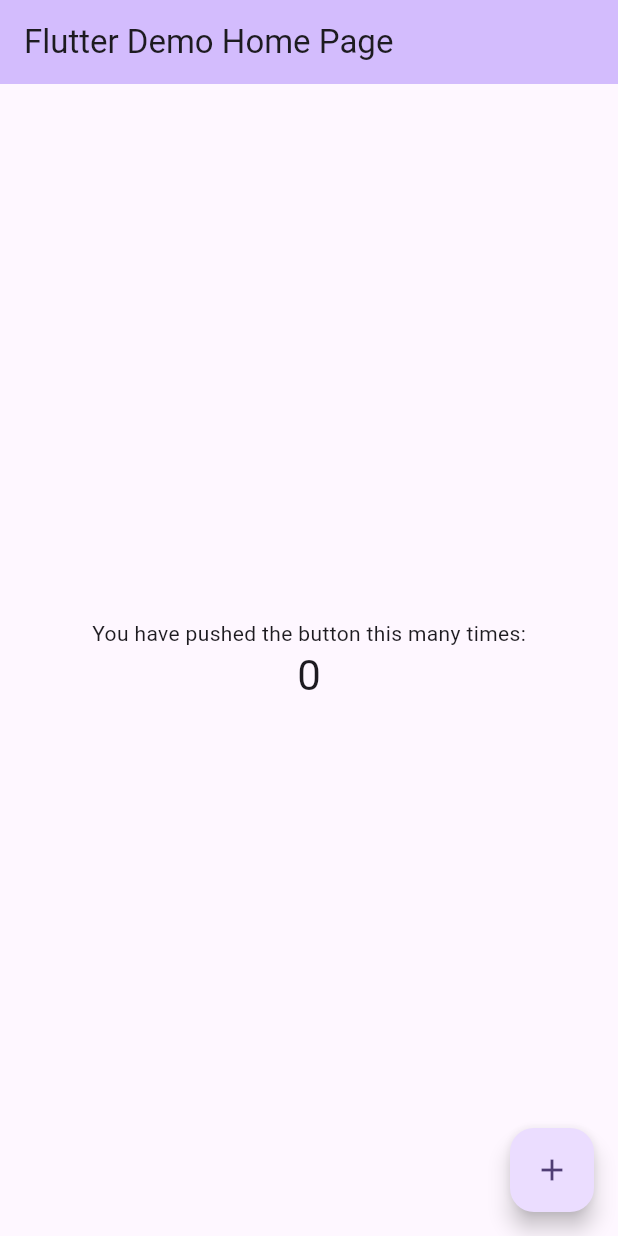
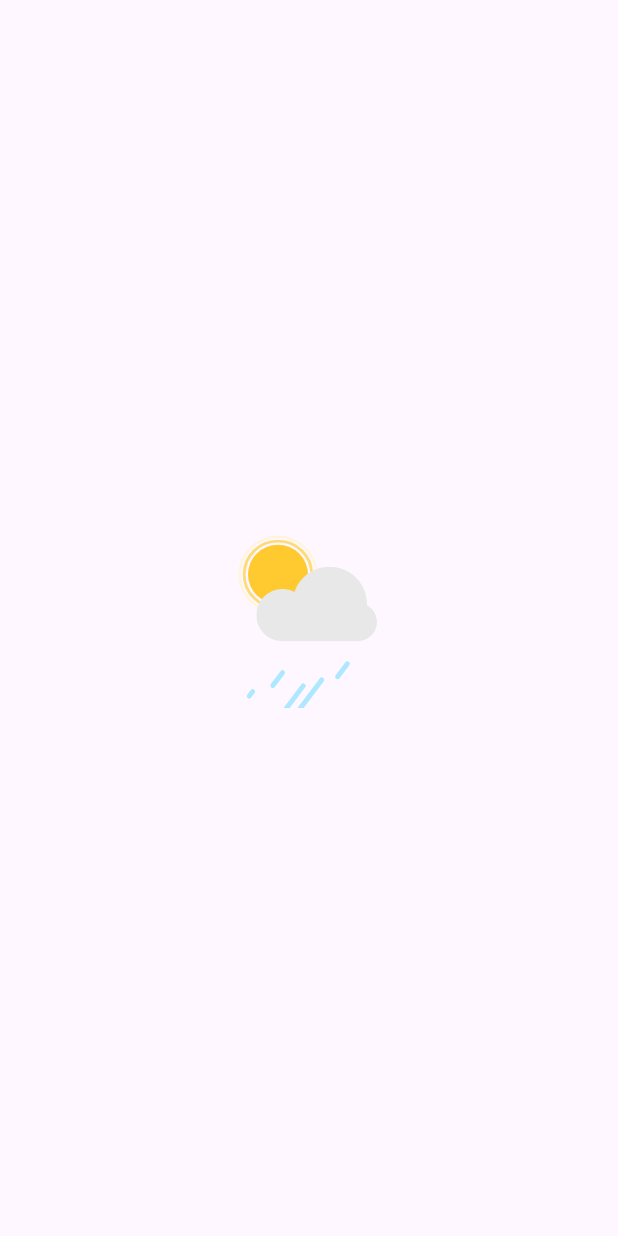
Before and after one commit to alazad214/my-weather, a Flutter app: the first screen one second after launch, on a phone screen of 412 x 824 dp. Run offline on Flutter 3.47's test engine with Material 3 defaults, Android fonts, the phone set to English and light mode, and no system bars; our stand-ins replace get, lottie.

Commit message:
splash added

```diff
--- /dev/null
+++ b/lib/app/splash/splash.dart
@@ -0,0 +1,16 @@
+import 'package:flutter/material.dart';
+import 'package:lottie/lottie.dart';
+
+class Splash extends StatelessWidget {
+  const Splash({super.key});
+
+  @override
+  Widget build(BuildContext context) {
+    final h = MediaQuery.of(context).size.height;
+    return Scaffold(
+      body: Center(
+          child: Lottie.asset("assets/animation/weather.json",
+              height: h / 2, width: 120.0)),
+    );
+  }
+}
--- a/lib/main.dart
+++ b/lib/main.dart
@@ -1,4 +1,6 @@
 import 'package:flutter/material.dart';
+import 'package:get/get_navigation/src/root/get_material_app.dart';
+import 'package:myweather/routes/route.dart';
 
 void main() {
   runApp(const MyApp());
@@ -7,119 +9,13 @@ void main() {
 class MyApp extends StatelessWidget {
   const MyApp({super.key});
 
-  // This widget is the root of your application.
   @override
   Widget build(BuildContext context) {
-    return MaterialApp(
+    return GetMaterialApp(
       title: 'Flutter Demo',
-      theme: ThemeData(
-        // This is the theme of your application.
-        //
-        // TRY THIS: Try running your application with "flutter run". You'll see
-        // the application has a purple toolbar. Then, without quitting the app,
-        // try changing the seedColor in the colorScheme below to Colors.green
-        // and then invoke "hot reload" (save your changes or press the "hot
-        // reload" button in a Flutter-supported IDE, or press "r" if you used
-        // the command line to start the app).
-        //
-        // Notice that the counter didn't reset back to zero; the application
-        // state is not lost during the reload. To reset the state, use hot
-        // restart instead.
-        //
-        // This works for code too, not just values: Most code changes can be
-        // tested with just a hot reload.
-        colorScheme: ColorScheme.fromSeed(seedColor: Colors.deepPurple),
-        useMaterial3: true,
-      ),
-      home: const MyHomePage(title: 'Flutter Demo Home Page'),
+      debugShowCheckedModeBanner: false,
+      initialRoute: splash,
+      getPages: getPages,
     );
   }
 }
-
-class MyHomePage extends StatefulWidget {
-  const MyHomePage({super.key, required this.title});
-
-  // This widget is the home page of your application. It is stateful, meaning
-  // that it has a State object (defined below) that contains fields that affect
-  // how it looks.
-
-  // This class is the configuration for the state. It holds the values (in this
-  // case the title) provided by the parent (in this case the App widget) and
-  // used by the build method of the State. Fields in a Widget subclass are
-  // always marked "final".
-
-  final String title;
-
-  @override
-  State<MyHomePage> createState() => _MyHomePageState();
-}
-
-class _MyHomePageState extends State<MyHomePage> {
-  int _counter = 0;
-
-  void _incrementCounter() {
-    setState(() {
-      // This call to setState tells the Flutter framework that something has
-      // changed in this State, which causes it to rerun the build method below
-      // so that the display can reflect the updated values. If we changed
-      // _counter without calling setState(), then the build method would not be
-      // called again, and so nothing would appear to happen.
-      _counter++;
-    });
-  }
-
-  @override
-  Widget build(BuildContext context) {
-    // This method is rerun every time setState is called, for instance as done
-    // by the _incrementCounter method above.
-    //
-    // The Flutter framework has been optimized to make rerunning build methods
-    // fast, so that you can just rebuild anything that needs updating rather
-    // than having to individually change instances of widgets.
-    return Scaffold(
-      appBar: AppBar(
-        // TRY THIS: Try changing the color here to a specific color (to
-        // Colors.amber, perhaps?) and trigger a hot reload to see the AppBar
-        // change color while the other colors stay the same.
-        backgroundColor: Theme.of(context).colorScheme.inversePrimary,
-        // Here we take the value from the MyHomePage object that was created by
-        // the App.build method, and use it to set our appbar title.
-        title: Text(widget.title),
-      ),
-      body: Center(
-        // Center is a layout widget. It takes a single child and positions it
-        // in the middle of the parent.
-        child: Column(
-          // Column is also a layout widget. It takes a list of children and
-          // arranges them vertically. By default, it sizes itself to fit its
-          // children horizontally, and tries to be as tall as its parent.
-          //
-          // Column has various properties to control how it sizes itself and
-          // how it positions its children. Here we use mainAxisAlignment to
-          // center the children vertically; the main axis here is the vertical
-          // axis because Columns are vertical (the cross axis would be
-          // horizontal).
-          //
-          // TRY THIS: Invoke "debug painting" (choose the "Toggle Debug Paint"
-          // action in the IDE, or press "p" in the console), to see the
-          // wireframe for each widget.
-          mainAxisAlignment: MainAxisAlignment.center,
-          children: <Widget>[
-            const Text(
-              'You have pushed the button this many times:',
-            ),
-            Text(
-              '$_counter',
-              style: Theme.of(context).textTheme.headlineMedium,
-            ),
-          ],
-        ),
-      ),
-      floatingActionButton: FloatingActionButton(
-        onPressed: _incrementCounter,
-        tooltip: 'Increment',
-        child: const Icon(Icons.add),
-      ), // This trailing comma makes auto-formatting nicer for build methods.
-    );
-  }
-}
--- /dev/null
+++ b/lib/routes/route.dart
@@ -0,0 +1,19 @@
+import 'package:get/get_navigation/src/routes/get_route.dart';
+import 'package:myweather/app/home/views/homescreen.dart';
+import 'package:myweather/app/splash/splash.dart';
+import '../app/splash/splash_binding.dart';
+
+const String splash = '/splashScreen';
+const String home = '/homeScreen';
+
+List<GetPage> getPages = [
+  GetPage(
+    name: splash,
+    page: () => const Splash(),
+    binding: SplashBinding(),
+  ),
+  GetPage(
+    name: home,
+    page: () => const Homescreen(),
+  ),
+];
```
Also changed, not shown: assets/animation/weather.json (added, +1 -0 lines), lib/app/home/views/homescreen.dart (added, +14 -0 lines), lib/app/splash/splash_binding.dart (added, +9 -0 lines), lib/app/splash/splash_controller.dart (added, +12 -0 lines), pubspec.yaml (+17 -2 lines), pubspec.lock, 5 other files.
